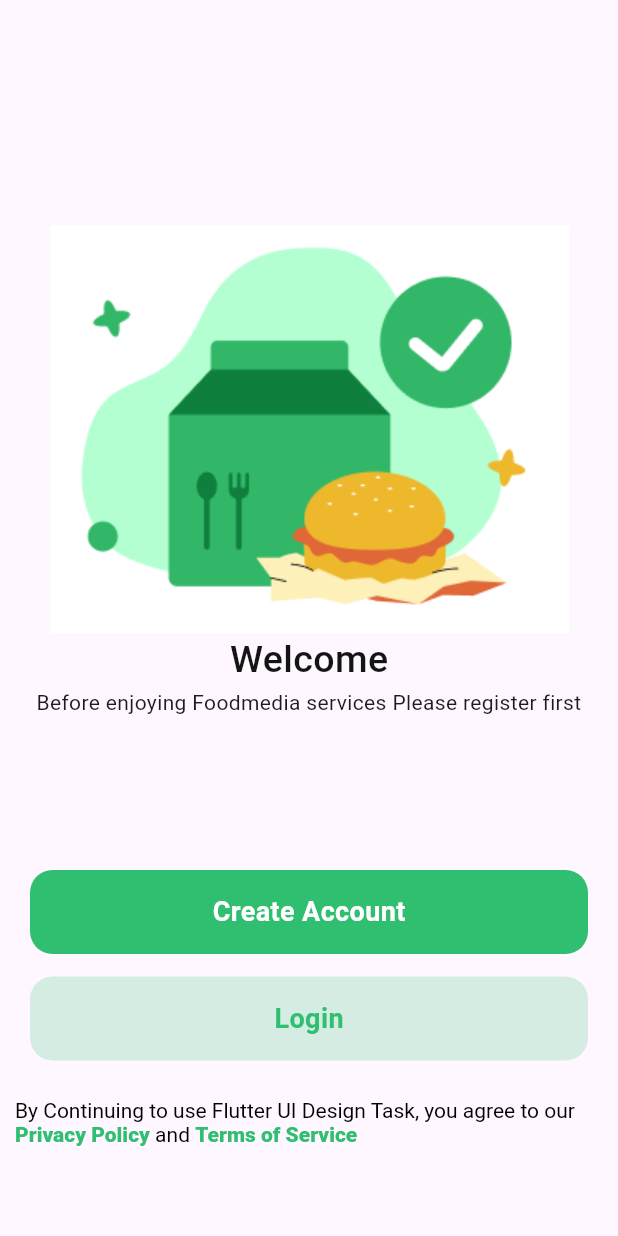
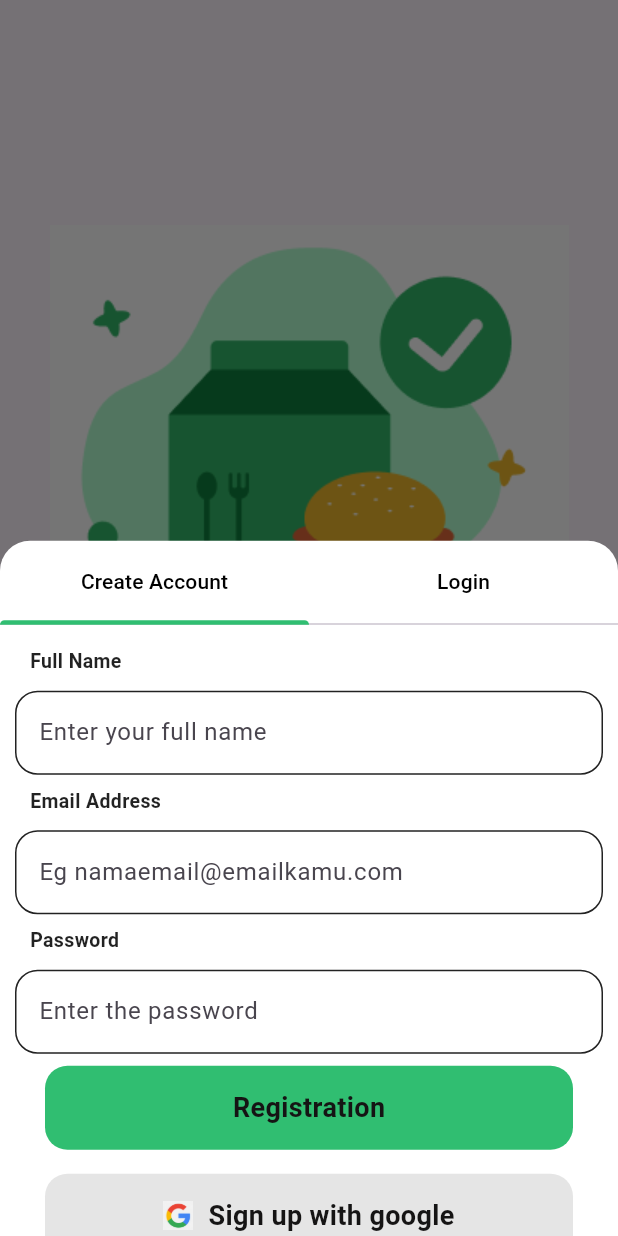
Before and after one commit to shahadat-coder/Restaurant-App, a Flutter app: the WelcomeScreen screen opened directly, after a tap on "Create Account", on a phone screen of 412 x 824 dp. Run offline on Flutter 3.47's test engine with Material 3 defaults, Android fonts, the phone set to English and light mode, and no system bars; drawn by our look-alikes of contained_tab_bar_view; our stand-ins replace get, introduction_screen.

Commit message:
buttonsheet has added

```diff
--- a/lib/screens/registrations/welcome_screen.dart
+++ b/lib/screens/registrations/welcome_screen.dart
@@ -1,7 +1,8 @@
 import 'package:flutter/material.dart';
+import 'package:get/get.dart';
 import 'package:resturent_app/utils/colors.dart';
-import 'package:resturent_app/utils/config.dart';
 import 'package:resturent_app/widgets/bolt_title.dart';
+import 'package:resturent_app/widgets/bottomSheet/buttonsheet_widget.dart';
 import 'package:resturent_app/widgets/custom_button.dart';
 import 'package:resturent_app/widgets/small_title.dart';
 
@@ -15,70 +16,79 @@
 class _WelcomeScreenState extends State<WelcomeScreen> {
   @override
   Widget build(BuildContext context) {
+
     return Scaffold(
       body: Center(
         child: Column(
           mainAxisAlignment: MainAxisAlignment.center,
           crossAxisAlignment: CrossAxisAlignment.center,
           children: [
-           SizedBox(height: 150,),
+            const SizedBox(
+              height: 150,
+            ),
             Image.asset('assets/images/welcome.png'),
-           BoldText(title: 'Welcome'),
-           SmallText(text: 'Before enjoying Foodmedia services Please register first'),
-           Spacer(),
+            const BoldText(title: 'Welcome'),
+            const SmallText(
+                text:
+                    'Before enjoying Food media services Please register first'),
+            const Spacer(),
             Padding(
               padding: const EdgeInsets.symmetric(horizontal: 20),
-             child: CustomButton(title: 'Create Account',
+              child: CustomButton(
+                  title: 'Create Account',
                   titleColor: Colors.white,
-                 onTap: (){}
+                  onTap: () {
+                    Get.bottomSheet(
+                      const ButtonsheetWidget(),
+                    );
+                  }),
             ),
+            const SizedBox(
+              height: 15,
             ),
-           SizedBox(height: 15,),
             Padding(
               padding: const EdgeInsets.symmetric(horizontal: 20),
-             child: CustomButton(title: 'Login',
+              child: CustomButton(
+                  title: 'Login',
                   titleColor: AppColors.greenColors,
                   backgroundColor: AppColors.greenColors.withOpacity(0.2),
-                 onTap: (){}
-             ),
+                  onTap: () {
+                  }),
             ),
             const SizedBox(height: 15),
             Padding(
               padding: const EdgeInsets.all(10.0),
-             child: Align(
-               alignment: Alignment.center,
-               child: RichText(text: const TextSpan(
-                   text: 'By Continuing to use ${AppConfig.appName}, you agree to our ',
+              child: RichText(
+                textAlign: TextAlign.center, // Add this line to center the text
+                text: const TextSpan(
+                  text: 'By logging in or registering, you have agreed to ',
+                  style: TextStyle(color: Colors.black),
+                  children: [
+                    TextSpan(
+                      text: 'The Terms And Conditions',
                       style: TextStyle(
-                       color: Colors.black
+                        color: AppColors.greenColors,
+                        fontWeight: FontWeight.w800,
                       ),
-                   children: [
+                    ),
+                    TextSpan(
+                      text: ' and ',
+                      style: TextStyle(color: Colors.black),
+                    ),
                     TextSpan(
                       text: 'Privacy Policy',
                       style: TextStyle(
                         color: AppColors.greenColors,
-                             fontWeight: FontWeight.w800
-                         )
-                     ),
-                     TextSpan(
-                       text: ' and ',
-                       style: TextStyle(
-                           color: Colors.black
+                        fontWeight: FontWeight.w800,
                       ),
                     ),
-                     TextSpan(
-                         text: 'Terms of Service',
-                         style: TextStyle(
-                             color: AppColors.greenColors,
-                             fontWeight: FontWeight.w800
-                         )
-                     ),
-                   ]
+                  ],
                 ),
               ),
             ),
+            const SizedBox(
+              height: 70,
             ),
-           SizedBox(height: 50,)
           ],
         ),
       ),
--- /dev/null
+++ b/lib/widgets/bottomSheet/buttonsheet_widget.dart
@@ -0,0 +1,44 @@
+import 'package:contained_tab_bar_view/contained_tab_bar_view.dart';
+import 'package:flutter/material.dart';
+import 'package:get/get.dart';
+import 'package:resturent_app/utils/colors.dart';
+import 'package:resturent_app/widgets/bottomSheet/create_account_screen.dart';
+import 'package:resturent_app/widgets/bottomSheet/login_screen.dart';
+
+import '../../utils/colors.dart';
+
+class ButtonsheetWidget extends StatelessWidget {
+  const ButtonsheetWidget({
+    super.key,
+  });
+
+  @override
+  Widget build(BuildContext context) {
+    final size = MediaQuery.sizeOf(context);
+    return Container(
+      height: size.height * 0.9,
+      decoration: const BoxDecoration(
+          color: Colors.white,
+          borderRadius: BorderRadius.only(topLeft: Radius.circular(20),
+              topRight: Radius.circular(20))
+      ),
+      child: ContainedTabBarView(
+        tabs: [
+          Text('Create Account', style: TextStyle(color: Colors.black)),
+          Text('Login', style: TextStyle(color: Colors.black))
+        ],
+        views: const [
+          CreateAccountScreen(),
+          LoginScreen(),
+        ],
+        tabBarProperties: TabBarProperties(
+            indicatorColor: AppColors.greenColors,
+            labelColor: AppColors.greenColors,
+            unselectedLabelColor: Colors.black,
+
+        ),
+        onChange: (index) => print(index),
+      ),
+    );
+  }
+}
--- /dev/null
+++ b/lib/widgets/bottomSheet/create_account_screen.dart
@@ -0,0 +1,169 @@
+import 'package:flutter/material.dart';
+import 'package:resturent_app/utils/colors.dart';
+import 'package:resturent_app/widgets/custom_button.dart';
+import 'package:resturent_app/widgets/social_button.dart';
+
+class CreateAccountScreen extends StatefulWidget {
+  const CreateAccountScreen({super.key});
+
+  @override
+  State<CreateAccountScreen> createState() => _CreateAccountScreenState();
+}
+
+class _CreateAccountScreenState extends State<CreateAccountScreen> {
+  final GlobalKey<FormState> globalkey = GlobalKey<FormState>();
+  final TextEditingController _nameController = TextEditingController();
+  final TextEditingController _emailController = TextEditingController();
+  final TextEditingController _passController = TextEditingController();
+
+
+  String? _validateEmail(String? value) {
+    if (value == null || value.isEmpty) {
+      return 'Please enter an Email';
+    }
+    RegExp emailReg = RegExp(r'^[\w-\.]+@([\w-]+\.)+[\w-]{2,4}$');
+    if (!emailReg.hasMatch(value)) {
+      return 'Please enter a valid email';
+    }
+    return null;
+  }
+
+  String? _validatePassword(String? value) {
+    if (value == null || value.isEmpty) {
+      return 'Please enter a password';
+    }
+    return null;
+  }
+
+  void _submitForm() {
+    if (globalkey.currentState!.validate()) {
+    }
+  }
+  @override
+  Widget build(BuildContext context) {
+    return SingleChildScrollView(
+      child: Padding(
+        padding: const EdgeInsets.only(top: 15, left: 10, right: 10, bottom: 10),
+        child: Form(
+          key: globalkey,
+          child: Column(
+            crossAxisAlignment: CrossAxisAlignment.start,
+            children: [
+              Padding(
+                padding: const EdgeInsets.only(left: 10),
+                child: Text(
+                  'Full Name',
+                  style: TextStyle(
+                    fontSize: 13,
+                    color: Colors.black87,
+                    fontWeight: FontWeight.w600,
+                  ),
+                ),
+              ),
+              const SizedBox(height: 10,),
+              TextFormField(
+                controller: _nameController,
+                keyboardType: TextInputType.name,
+                decoration: InputDecoration(
+                  hintText: 'Enter your full name',
+                  enabledBorder: OutlineInputBorder(
+                    borderRadius: BorderRadius.circular(15),
+                    borderSide: BorderSide(
+                      color: Colors.black87, // Change border color here
+                    ),
+                  ),
+                  focusedBorder: OutlineInputBorder(
+                    borderRadius: BorderRadius.circular(15),
+                    borderSide: BorderSide(
+                      color: Colors.black87, // Change border color here
+                    ),
+                  ),
+                ),
+              ),
+              SizedBox(height: 8,),
+              Padding(
+                padding: const EdgeInsets.only(left: 10),
+                child: Text(
+                  'Email Address',
+                  style: TextStyle(
+                    fontSize: 13,
+                    color: Colors.black87,
+                    fontWeight: FontWeight.w600,
+                  ),
+                ),
+              ),
+              const SizedBox(height: 10,),
+              TextFormField(
+                controller: _emailController,
+                validator: _validateEmail,
+                keyboardType: TextInputType.emailAddress,
+                decoration: InputDecoration(
+                  hintText: 'Eg namaemail@emailkamu.com',
+                  enabledBorder: OutlineInputBorder(
+                    borderRadius: BorderRadius.circular(15),
+                    borderSide: BorderSide(
+                      color: Colors.black87, // Change border color here
+                    ),
+                  ),
+                  focusedBorder: OutlineInputBorder(
+                    borderRadius: BorderRadius.circular(15),
+                    borderSide: BorderSide(
+                      color: Colors.black87, // Change border color here
+                    ),
+                  ),
+                ),
+              ),
+              SizedBox(height: 8,),
+              Padding(
+                padding: const EdgeInsets.only(left: 10),
+                child: Text(
+                  'Password',
+                  style: TextStyle(
+                    fontSize: 13,
+                    color: Colors.black87,
+                    fontWeight: FontWeight.w600,
+                  ),
+                ),
+              ),
+              const SizedBox(height: 10,),
+              TextFormField(
+                controller: _passController,
+                 validator: _validatePassword,
+                keyboardType: TextInputType.visiblePassword,
+                decoration: InputDecoration(
+                  hintText: 'Enter the password',
+                  enabledBorder: OutlineInputBorder(
+                    borderRadius: BorderRadius.circular(15),
+                    borderSide: BorderSide(
+                      color: Colors.black87, // Change border color here
+                    ),
+                  ),
+                  focusedBorder: OutlineInputBorder(
+                    borderRadius: BorderRadius.circular(15),
+                    borderSide: BorderSide(
+                      color: Colors.black87, // Change border color here
+                    ),
+                  ),
+                ),
+              ),
+              Padding(
+                padding: const EdgeInsets.symmetric(horizontal: 20,vertical: 8),
+                child: CustomButton(
+                  title: 'Registration',
+                  onTap:  _submitForm,
+                ),
+
+              ),
+              Padding(
+                padding: const EdgeInsets.symmetric(horizontal: 20,vertical: 8),
+                  child: SocialButton(title: 'Sign up with google', onTap: () {},
+                    backgroundColor: Colors.black.withOpacity(0.1),
+                  )
+              ),
+            ],
+          ),
+        ),
+      ),
+    );
+  }
+}
--- /dev/null
+++ b/lib/widgets/social_button.dart
@@ -0,0 +1,51 @@
+import 'package:flutter/material.dart';
+import 'package:resturent_app/utils/colors.dart';
+
+class SocialButton extends StatefulWidget {
+  const SocialButton({Key? key, required this.title, required this.onTap, this.backgroundColor, this.titleColor}) : super(key: key);
+
+  final String title;
+  final void Function() onTap;
+  final Color? backgroundColor;
+  final Color? titleColor;
+
+  @override
+  State<SocialButton> createState() => _SocialButtonState();
+}
+
+class _SocialButtonState extends State<SocialButton> {
+  @override
+  Widget build(BuildContext context) {
+    final size = MediaQuery.of(context).size;
+    return InkWell(
+      onTap: widget.onTap,
+      child: Container(
+        width: size.width,
+        padding: const EdgeInsets.symmetric(vertical: 15),
+        decoration: BoxDecoration(
+          color: widget.backgroundColor ?? AppColors.greenColors,
+          borderRadius: BorderRadius.circular(15),
+        ),
+        child:  Center(
+          child: Row(
+            crossAxisAlignment: CrossAxisAlignment.center,
+            mainAxisAlignment: MainAxisAlignment.center,
+            children: [
+              Image.asset('assets/images/google.png',height: 20,width: 20,),
+           SizedBox(width: 10,),
+              Text(
+                widget.title,
+                style:  TextStyle(
+                  color:widget.titleColor ?? AppColors.blackColors,
+                  fontWeight: FontWeight.bold,
+                  fontSize: 18,
+                ),
+              ),
+            ],
+          ),
+
+        ),
+      ),
+    );
+  }
+}
--- a/pubspec.yaml
+++ b/pubspec.yaml
@@ -39,6 +39,7 @@
   lottie: ^3.0.0
   flutter_svg: ^2.0.9
   introduction_screen: ^3.1.12
+  contained_tab_bar_view: ^0.8.0
 
 dev_dependencies:
   flutter_test:
```
Also changed, not shown: lib/widgets/bottomSheet/login_screen.dart (added, +149 -0 lines), assets/images/google.png (added), pubspec.lock. Lines whose indentation alone changed are shown as unchanged.
